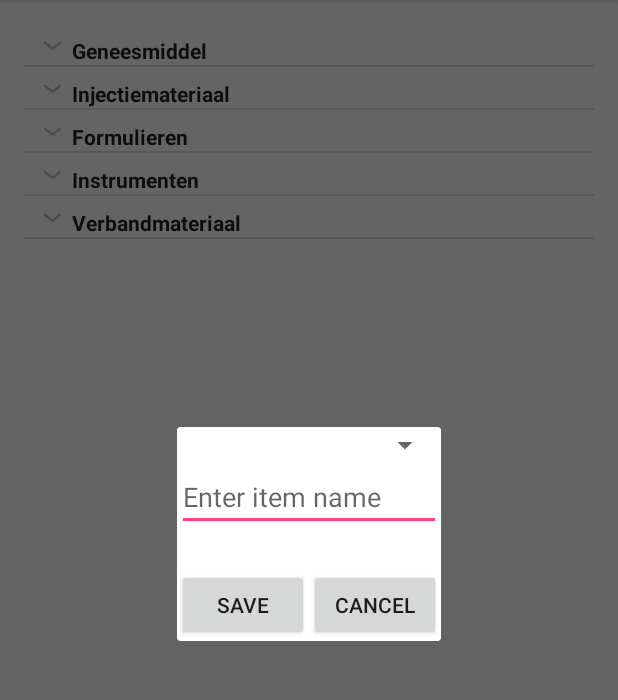
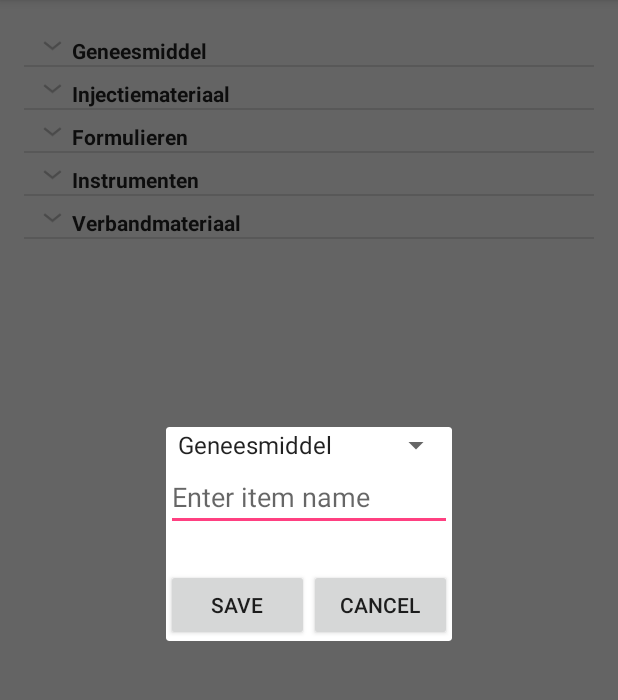
Before and after one commit to Robert048/Dokterstas, an Android app: the screen it shows after launch (MainActivity), in the options menu, after a tap on "New item", on a phone screen of 412 x 824 dp, the part 84-784 px from its top. Run offline under Robolectric (Android 15) with nearby library versions, the phone set to English and light mode, and no system bars; 4 statements that could not run were skipped.

Commit message:
voorraad fixed date weergeven fixed nieuwe item toevoegen fixed

```diff
--- a/app/src/main/java/minor/dokterstas/Category.java
+++ b/app/src/main/java/minor/dokterstas/Category.java
@@ -39,4 +39,10 @@ public class Category {
     {
         return items;
     }
+
+    @Override
+    public String toString()
+    {
+        return name;
+    }
 }
--- a/app/src/main/java/minor/dokterstas/MainActivity.java
+++ b/app/src/main/java/minor/dokterstas/MainActivity.java
@@ -91,17 +91,17 @@ public class MainActivity extends AppCompatActivity {
 
                 int Column1 = c.getColumnIndex(TasDB.COLUMN_ITEMS_ID);
                 int Column2 = c.getColumnIndex(TasDB.COLUMN_ITEMS_NAME);
-                //int Column3 = c.getColumnIndex(TasDB.COLUMN_ITEMS_EXPIRATION);
+                int Column3 = c.getColumnIndex(TasDB.COLUMN_ITEMS_EXPIRATION);
                 int Column4 = c.getColumnIndex(TasDB.COLUMN_ITEMS_STOCK);
                 int Column5 = c.getColumnIndex(TasDB.COLUMN_ITEMS_CATEGORIES_ID);
                 while (c.moveToNext()) {
                     int ID = c.getInt(Column1);
                     String Name = c.getString(Column2);
-                    //String tht = c.getString(Column3);
+                    String tht = c.getString(Column3);
                     int voorraad = c.getInt(Column4);
                     int CategoryID = c.getInt(Column5);
 
-                    Item item = new Item(ID, Name, "", voorraad );
+                    Item item = new Item(ID, Name, tht, voorraad );
                     Category category = categoryList.get(CategoryID - 1);
                     category.addItem(item);
                 }
@@ -267,26 +267,25 @@ public class MainActivity extends AppCompatActivity {
             dialog.setContentView(R.layout.create_item);
             dialog.setTitle("Item toevoegen");
 
-            Spinner category = (Spinner) dialog.findViewById(spinner);
+            final Spinner category = (Spinner) dialog.findViewById(spinner);
             final EditText editText = (EditText) dialog.findViewById(R.id.editText);
             Button btnSave = (Button) dialog.findViewById(R.id.save);
             Button btnCancel = (Button) dialog.findViewById(R.id.cancel);
 
             //spinner settings
-            ArrayList<String> categories = new ArrayList<>();
+            List<Category> categories = new ArrayList<>();
             for (Category cat : categoryList) {
-                categories.add(cat.getID(), cat.getName());
+                categories.add(new Category(cat.getID(), cat.getName()));
             }
 
             // Creating adapter for spinner
-            ArrayAdapter<String> dataAdapter = new ArrayAdapter<String>(this, android.R.layout.simple_spinner_item, categories);
+            ArrayAdapter<Category> dataAdapter = new ArrayAdapter<>(this, android.R.layout.simple_spinner_item, categoryList);
 
             // Drop down layout style - list view with radio button
             dataAdapter.setDropDownViewResource(android.R.layout.simple_spinner_dropdown_item);
 
             // attaching data adapter to spinner
             category.setAdapter(dataAdapter);
-
 
             btnCancel.setOnClickListener(new View.OnClickListener() {
                 @Override
@@ -298,26 +297,19 @@ public class MainActivity extends AppCompatActivity {
             btnSave.setOnClickListener(new View.OnClickListener() {
                 @Override
                 public void onClick(View view) {
-                    /*
-                    TasDB.addCategory(editText.getText().toString());
 
+                    Category cat = (Category) category.getSelectedItem();
+                    TasDB.addItem(editText.getText().toString(), cat.getID());
                     AlertDialog.Builder builder = new AlertDialog.Builder(MainActivity.this);
 
-                    builder.setMessage(editText.getText().toString() + " categorie toegevoegd.");
-                    builder.setTitle("Nieuwe categorie");
+                    builder.setMessage(editText.getText().toString() + " item toegevoegd aan categorie: " + cat.getName());
+                    builder.setTitle("Nieuwe item");
 
                     AlertDialog dialog2 = builder.create();
                     dialog2.show();
                     dialog.dismiss();
 
                     createList();
-                    */
-                    //TODO database add item
-
-                    Spinner spinnerCode = (Spinner) findViewById(R.id.spinner);
-                    TasDB.addItem(editText.getText().toString(), spinnerCode.getId());
-                    AlertDialog.Builder builder = new AlertDialog.Builder(MainActivity.this);
-
 
                 }
             });
--- a/app/src/main/java/minor/dokterstas/database/DatabaseHelper.java
+++ b/app/src/main/java/minor/dokterstas/database/DatabaseHelper.java
@@ -45,7 +45,7 @@ public class DatabaseHelper extends SQLiteOpenHelper {
                 + COLUMN_ITEMS_ID + " INTEGER PRIMARY KEY AUTOINCREMENT,"
                 + COLUMN_ITEMS_NAME + " TEXT, "
                 + COLUMN_ITEMS_STOCK + " INTEGER DEFAULT 1, "
-                + COLUMN_ITEMS_EXPIRATION + " DATETIME DEFAULT CURRENT_TIMESTAMP, "
+                + COLUMN_ITEMS_EXPIRATION + " DATETIME DEFAULT CURRENT_DATE, "
                 + COLUMN_ITEMS_CATEGORIES_ID + " INTEGER, FOREIGN KEY("+ COLUMN_ITEMS_CATEGORIES_ID +") REFERENCES "+ TABLE_CATEGORIES  +"(" + COLUMN_CATEGORIES_ID + ") )");
 
 
@@ -122,6 +122,8 @@ public class DatabaseHelper extends SQLiteOpenHelper {
         SQLiteDatabase db = this.getWritableDatabase();
 
         ContentValues values = new ContentValues();
+
+
         values.put(COLUMN_ITEMS_EXPIRATION, date.getTime());
         db.insert(TABLE_ITEMS, null, values);
     }
```
Also changed, not shown: app/src/main/java/minor/dokterstas/DatePickerFragment.java (+9 -1 lines).
